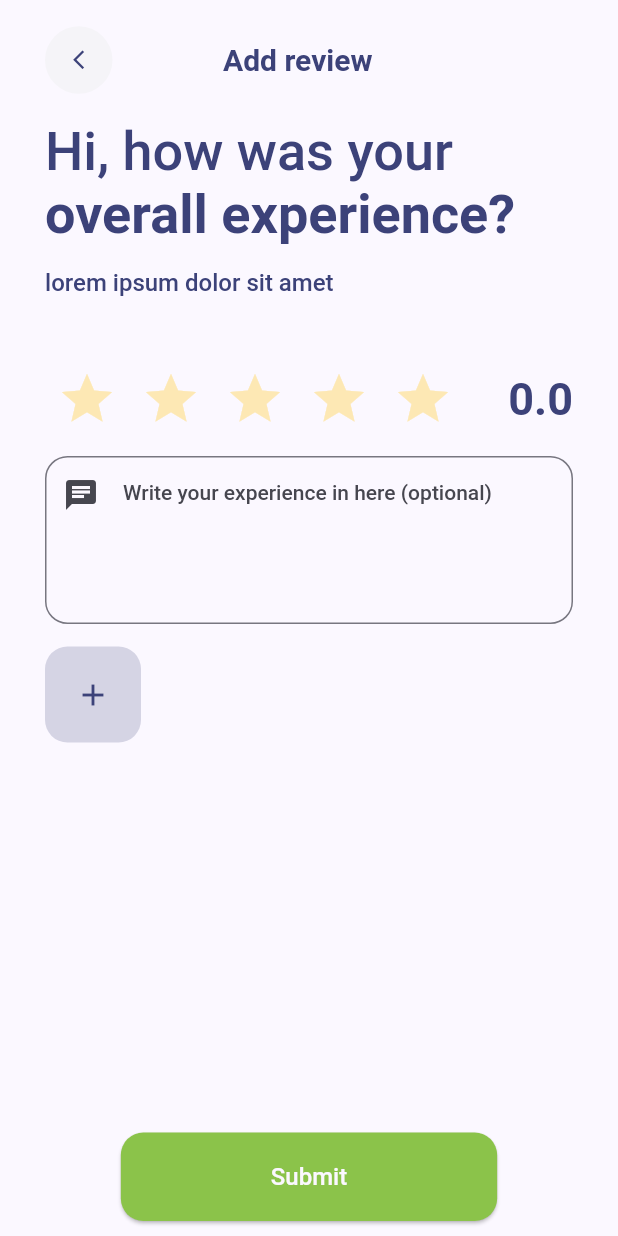
After one commit to toxirjon96/house_trade, a Flutter app: the AddReview screen opened directly, on a phone screen of 412 x 824 dp. The commit adds this screen. Run offline on Flutter 3.47's test engine with Material 2 defaults, Android fonts, the phone set to English and light mode, and no system bars; our stand-ins replace flutter_riverpod, flutter_svg, google_fonts, image_picker.

Commit message:
app modified

```diff
--- a/lib/house_trade_library.dart
+++ b/lib/house_trade_library.dart
@@ -4,6 +4,7 @@ library house_trade_library;
 export 'package:flutter/material.dart';
 export 'package:flutter_riverpod/flutter_riverpod.dart';
 export 'package:flutter_svg/flutter_svg.dart';
+export 'package:image_picker/image_picker.dart';
 
 //pages
 export 'package:house_trade/src/pages/profile_page/profile_page.dart';
@@ -34,7 +35,9 @@ export 'package:house_trade/src/pages/transaction_detail/widget/t_transaction_in
 export 'package:house_trade/src/pages/transaction_detail/widget/t_row_info.dart';
 export 'package:house_trade/src/pages/transaction_detail/widget/t_detail_info.dart';
 export 'package:house_trade/src/pages/transaction_detail/widget/t_payment_detail.dart';
+export 'package:house_trade/src/pages/transaction_detail/widget/t_custom_submit_button.dart';
 
 //provider
 export 'package:house_trade/src/provider/profile_state_notifier.dart';
 export 'package:house_trade/src/provider/star_state_notifier.dart';
+export 'package:house_trade/src/provider/review_start_state_notifier.dart';
--- a/lib/src/pages/transaction_detail/t_transaction_detail_page.dart
+++ b/lib/src/pages/transaction_detail/t_transaction_detail_page.dart
@@ -1,4 +1,5 @@
 import 'package:house_trade/house_trade_library.dart';
+import 'package:house_trade/src/pages/transaction_detail/widget/t_add_review.dart';
 
 class TransactionDetail extends StatelessWidget {
   const TransactionDetail({
@@ -96,6 +97,7 @@ class TransactionDetail extends StatelessWidget {
                                 ),
                           ),
                           const SizedBox(height: 15),
+
                           Align(
                             alignment: Alignment.bottomCenter,
                             child: ElevatedButton(
@@ -108,7 +110,13 @@ class TransactionDetail extends StatelessWidget {
                                 backgroundColor: Colors.lightGreen,
                                 foregroundColor: Colors.white,
                               ),
-                              onPressed: () {},
+                              onPressed: () {
+                                Navigator.of(context).push(
+                                  MaterialPageRoute(
+                                    builder: (ctx) => const AddReview(),
+                                  ),
+                                );
+                              },
                               child: Text(
                                 "Click here to add review",
                                 style: Theme.of(context)
--- /dev/null
+++ b/lib/src/pages/transaction_detail/widget/t_add_review.dart
@@ -0,0 +1,184 @@
+import 'package:house_trade/house_trade_library.dart';
+
+class AddReview extends ConsumerStatefulWidget {
+  const AddReview({super.key});
+
+  @override
+  ConsumerState<ConsumerStatefulWidget> createState() => _AddReviewState();
+}
+
+class _AddReviewState extends ConsumerState<AddReview> {
+  final ImagePicker imagePicker = ImagePicker();
+  List<XFile> imageFileList = [];
+
+  void pickImages() async {
+    final List<XFile> selectedImages = await imagePicker.pickMultiImage();
+    if (selectedImages.isNotEmpty) {
+      imageFileList.addAll(selectedImages);
+    }
+    for (int i = 0; i < imageFileList.length; i++){
+
+    }
+    setState(() {});
+  }
+
+  @override
+  Widget build(BuildContext context) {
+    double reviewOrder = ref.watch(reviewStarProvider);
+    return Scaffold(
+      body: SafeArea(
+        child: Padding(
+          padding: const EdgeInsets.symmetric(horizontal: 30, vertical: 10),
+          child: Column(
+            crossAxisAlignment: CrossAxisAlignment.start,
+            children: [
+              TopAppBar(
+                rightWidget: const SizedBox(width: 60, height: 60),
+                title: "Add review",
+                leftWidget: AppBarButton(
+                  onPressed: () {
+                    Navigator.of(context).pop();
+                  },
+                  size: 45,
+                  icon: Icon(
+                    Icons.arrow_back_ios_new,
+                    size: 15,
+                    color: Theme.of(context).colorScheme.onPrimaryContainer,
+                  ),
+                ),
+              ),
+              const SizedBox(height: 10),
+              RichText(
+                text: TextSpan(
+                  text: 'Hi, how was your ',
+                  style: Theme.of(context).textTheme.labelLarge!.copyWith(
+                        fontSize: 36,
+                        color: Theme.of(context).colorScheme.onPrimaryContainer,
+                      ),
+                  children: <TextSpan>[
+                    TextSpan(
+                      text: 'overall experience?',
+                      style: Theme.of(context).textTheme.titleMedium!.copyWith(
+                            fontSize: 36,
+                            color: Theme.of(context)
+                                .colorScheme
+                                .onPrimaryContainer,
+                          ),
+                    ),
+                  ],
+                ),
+              ),
+              const SizedBox(height: 15),
+              Text(
+                "lorem ipsum dolor sit amet",
+                style: Theme.of(context).textTheme.labelLarge!.copyWith(
+                      fontSize: 16,
+                      color: Theme.of(context).colorScheme.onPrimaryContainer,
+                    ),
+              ),
+              const SizedBox(height: 40),
+              Row(
+                children: [
+                  for (int i = 1; i <= 5; i++)
+                    IconButton(
+                      onPressed: () {
+                        ref
+                            .read(reviewStarProvider.notifier)
+                            .setStarRate(i.toDouble());
+                      },
+                      icon: Icon(
+                        Icons.star,
+                        size: 40,
+                        color: (i <= reviewOrder)
+                            ? const Color(0xFFF9BC39)
+                            : const Color(0xFFFDE8B4),
+                      ),
+                    ),
+                  const Spacer(),
+                  Text(
+                    "$reviewOrder",
+                    style: Theme.of(context).textTheme.titleLarge!.copyWith(
+                          fontSize: 30,
+                          color:
+                              Theme.of(context).colorScheme.onPrimaryContainer,
+                        ),
+                  ),
+                ],
+              ),
+              const SizedBox(height: 10),
+              TextField(
+                keyboardType: TextInputType.multiline,
+                minLines: 5,
+                maxLines: null,
+                style: Theme.of(context).textTheme.labelLarge!.copyWith(
+                      color: Theme.of(context).colorScheme.onPrimaryContainer,
+                    ),
+                decoration: InputDecoration(
+                  hintText: 'Write your experience in here (optional)',
+                  border: OutlineInputBorder(
+                    borderSide: BorderSide(
+                      color: Theme.of(context).colorScheme.onPrimaryContainer,
+                    ),
+                    borderRadius: BorderRadius.circular(15),
+                  ),
+                  prefixIcon: const Padding(
+                    padding: EdgeInsets.only(
+                      left: 0,
+                      top: 0,
+                      right: 0,
+                      bottom: 60,
+                    ),
+                    child: Icon(Icons.chat),
+                  ),
+                ),
+              ),
+              const SizedBox(height: 15),
+              IconButton(
+                style: IconButton.styleFrom(
+                  padding: const EdgeInsets.all(20),
+                  backgroundColor: Theme.of(context)
+                      .colorScheme
+                      .onPrimaryContainer
+                      .withOpacity(0.2),
+                  shape: RoundedRectangleBorder(
+                    borderRadius: BorderRadius.circular(15),
+                  ),
+                ),
+                onPressed: pickImages,
+                icon: Icon(
+                  Icons.add,
+                  color: Theme.of(context).colorScheme.onPrimaryContainer,
+                ),
+              ),
+              imageFileList.isNotEmpty
+                  ? Expanded(
+                      child: CustomScrollView(
+                        slivers: [
+                          SliverGrid(
+                            gridDelegate:
+                                const SliverGridDelegateWithFixedCrossAxisCount(
+                                    crossAxisCount: 2,
+                                    mainAxisSpacing: 10,
+                                    crossAxisSpacing: 10,
+                                    childAspectRatio: 1 / 1.4),
+                            delegate: SliverChildBuilderDelegate(
+                                childCount: imageFileList.length, (ctx, index) {
+                              Text(imageFileList[index].name);
+                            }),
+                          ),
+                        ],
+                      ),
+                    )
+                  : const SizedBox(),
+              const Spacer(),
+              CustomSubmitButton(
+                text: "Submit",
+                onPressed: () {},
+              ),
+            ],
+          ),
+        ),
+      ),
+    );
+  }
+}
--- /dev/null
+++ b/lib/src/pages/transaction_detail/widget/t_custom_submit_button.dart
@@ -0,0 +1,45 @@
+import 'package:house_trade/house_trade_library.dart';
+
+class CustomSubmitButton extends StatelessWidget {
+  const CustomSubmitButton({
+    required this.text,
+    required this.onPressed,
+    this.alignment = Alignment.bottomCenter,
+    this.padding = const EdgeInsets.symmetric(vertical: 20, horizontal: 100),
+    this.borderRadius = 15,
+    this.fontSize = 16,
+    super.key,
+  });
+
+  final String text;
+  final AlignmentGeometry alignment;
+  final void Function() onPressed;
+  final EdgeInsetsGeometry padding;
+  final double borderRadius;
+  final double fontSize;
+
+  @override
+  Widget build(BuildContext context) {
+    return Align(
+      alignment: alignment,
+      child: ElevatedButton(
+        style: ElevatedButton.styleFrom(
+          padding: padding,
+          shape: RoundedRectangleBorder(
+            borderRadius: BorderRadius.circular(borderRadius),
+          ),
+          backgroundColor: Colors.lightGreen,
+          foregroundColor: Colors.white,
+        ),
+        onPressed: onPressed,
+        child: Text(
+          text,
+          style: Theme.of(context).textTheme.labelLarge!.copyWith(
+                fontSize: fontSize,
+                color: Theme.of(context).colorScheme.background,
+              ),
+        ),
+      ),
+    );
+  }
+}
--- /dev/null
+++ b/lib/src/provider/review_start_state_notifier.dart
@@ -0,0 +1,13 @@
+import 'package:house_trade/house_trade_library.dart';
+
+class ReviewStarStateNotifier extends StateNotifier<double> {
+  ReviewStarStateNotifier() : super(0.0);
+
+  void setStarRate(double order) {
+    state = order;
+  }
+}
+
+final reviewStarProvider = StateNotifierProvider<ReviewStarStateNotifier, double>(
+  (ref) => ReviewStarStateNotifier(),
+);
--- a/pubspec.yaml
+++ b/pubspec.yaml
@@ -15,6 +15,7 @@ dependencies:
   flutter_riverpod: ^2.4.4
   google_fonts: ^6.1.0
   flutter_svg: ^2.0.8
+  image_picker: ^1.0.4
 
 dev_dependencies:
   flutter_test:
```
Also changed, not shown: pubspec.lock, 5 other files.
